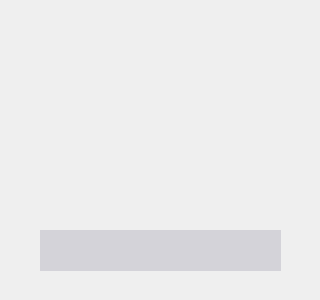
The window that Source/Gui/MainWindow.ui (SpriteOvO/AirPodsDesktop) describes before a commit, drawn with Qt 5.
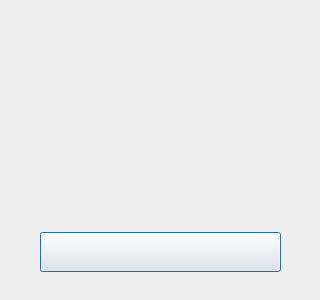
The same window after the commit.

Commit message:
fix: remove animation matte backgrounds
Replace the video widget with a frame-processing animation view that removes border-connected white, black, and transition mattes while preserving device details. Queue cross-thread frames safely and verify every bundled animation against light and dark backgrounds.

The edit to the form file:
```diff
--- a/Source/Gui/MainWindow.ui
+++ b/Source/Gui/MainWindow.ui
@@ -41,19 +41,32 @@
   <widget class="QWidget" name="gridLayoutWidget">
    <property name="geometry">
     <rect>
-     <x>40</x>
-     <y>90</y>
-     <width>241</width>
-     <height>110</height>
+     <x>30</x>
+     <y>84</y>
+     <width>260</width>
+     <height>122</height>
     </rect>
    </property>
-   <layout class="QGridLayout" name="layoutAnimation"/>
+   <layout class="QGridLayout" name="layoutAnimation">
+    <property name="leftMargin">
+     <number>8</number>
+    </property>
+    <property name="topMargin">
+     <number>6</number>
+    </property>
+    <property name="rightMargin">
+     <number>8</number>
+    </property>
+    <property name="bottomMargin">
+     <number>6</number>
+    </property>
+   </layout>
   </widget>
   <widget class="QWidget" name="caseBatteryContainer">
    <property name="geometry">
     <rect>
      <x>179</x>
-     <y>200</y>
+     <y>210</y>
      <width>81</width>
      <height>51</height>
     </rect>
@@ -64,7 +77,7 @@
    <property name="geometry">
     <rect>
      <x>40</x>
-     <y>200</y>
+     <y>210</y>
      <width>141</width>
      <height>51</height>
     </rect>
@@ -116,27 +129,11 @@
    <property name="geometry">
     <rect>
      <x>40</x>
-     <y>230</y>
+     <y>232</y>
      <width>241</width>
-     <height>41</height>
+     <height>40</height>
     </rect>
    </property>
-   <property name="font">
-    <font>
-     <family>Segoe UI</family>
-     <pointsize>10</pointsize>
-     <weight>75</weight>
-     <bold>true</bold>
-    </font>
-   </property>
-   <property name="styleSheet">
-    <string notr="true">QPushButton {
-	background-color: rgb(212, 211, 217);
-	border:transparent;
-}
-QPushButton:hover { background-color: rgb(222, 221, 227); }
-QPushButton:pressed { background-color: rgb(202, 201, 207); }</string>
-   </property>
    <property name="text">
     <string/>
    </property>
```
Left out of the diff: 8 changed lines with no effect on the pictures. The commit also changes 7 other files.
